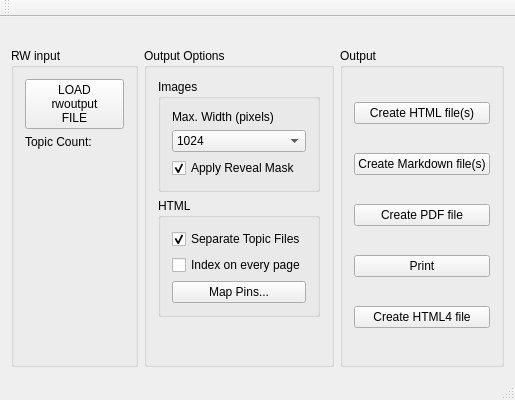
Old version of the form mainwindow.ui in the repository farling42/RWoutput.
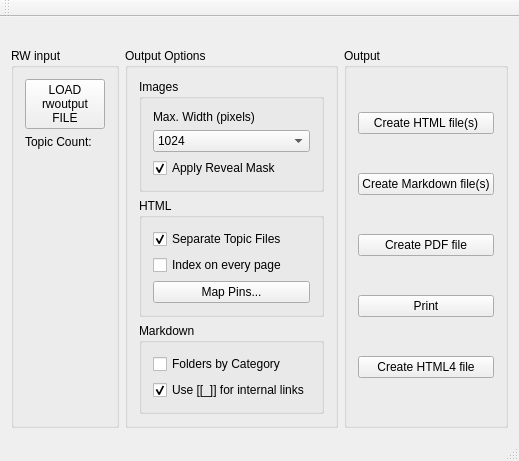
New version of the form. Icons and pictures are not drawn.

Patch:
```diff
--- a/mainwindow.ui
+++ b/mainwindow.ui
@@ -173,6 +173,38 @@
            </layout>
           </widget>
          </item>
+         <item>
+          <widget class="QGroupBox" name="groupBox">
+           <property name="title">
+            <string>Markdown</string>
+           </property>
+           <layout class="QVBoxLayout" name="verticalLayout_7">
+            <item>
+             <widget class="QCheckBox" name="foldersByCategory">
+              <property name="toolTip">
+               <string>When unchecked, folders will be created based on governed content.</string>
+              </property>
+              <property name="text">
+               <string>Folders by Category</string>
+              </property>
+             </widget>
+            </item>
+            <item>
+             <widget class="QCheckBox" name="obsidianLinks">
+              <property name="toolTip">
+               <string>When unchecked, all links will use [_]</string>
+              </property>
+              <property name="text">
+               <string>Use [[_]] for internal links</string>
+              </property>
+              <property name="checked">
+               <bool>true</bool>
+              </property>
+             </widget>
+            </item>
+           </layout>
+          </widget>
+         </item>
          <item>
           <spacer name="verticalSpacer_3">
            <property name="orientation">
```
